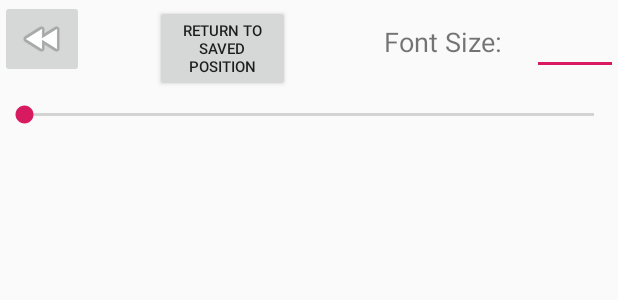
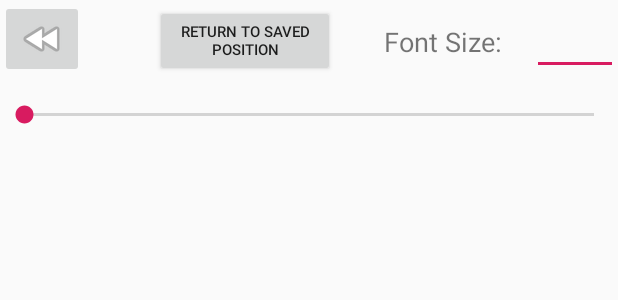
Before and after one commit to jthommiller/CSC_309_Project, an Android app: the layout activity_read_selected_book.xml on its own in the app's theme, with its tools: preview values and no code run, on a phone screen of 412 x 824 dp. Shown: the top 300 px of the screen. Run offline under Robolectric (Android 15) with nearby library versions, the phone set to English and light mode, and no system bars.

```diff
--- a/CSC_309_Project/app/src/main/res/layout/activity_read_selected_book.xml
+++ b/CSC_309_Project/app/src/main/res/layout/activity_read_selected_book.xml
@@ -73,8 +73,8 @@
 
         <Button
             android:id="@+id/setScroll"
-            android:layout_width="90dp"
-            android:layout_height="58dp"
+            android:layout_width="120dp"
+            android:layout_height="48dp"
             android:layout_marginStart="47dp"
             android:layout_marginLeft="47dp"
             android:layout_marginTop="3dp"
```
Also changed, not shown: CSC_309_Project/app/src/main/java/com/example/csc_309_project/readSelectedBook.java (+21 -2 lines), CSC_309_Project/app/src/main/java/com/example/csc_309_project/userBookMenu.java (+12 -1 lines).
